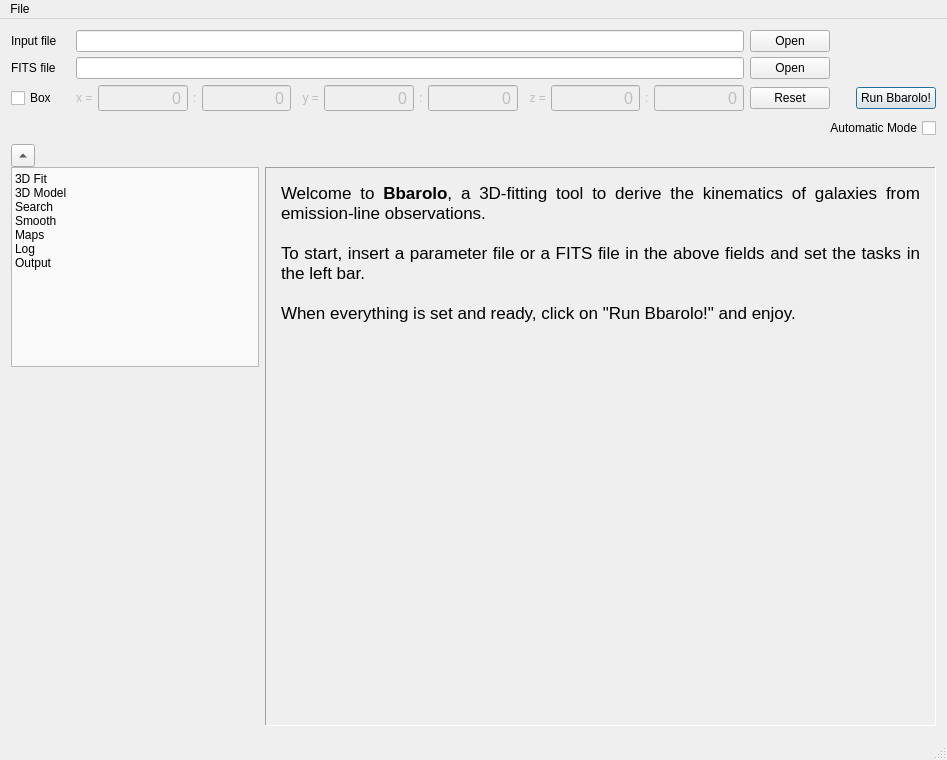
Above: src/GUI/bbarolowindow.ui from editeodoro/Bbarolo before the change. Below: the same form after it.
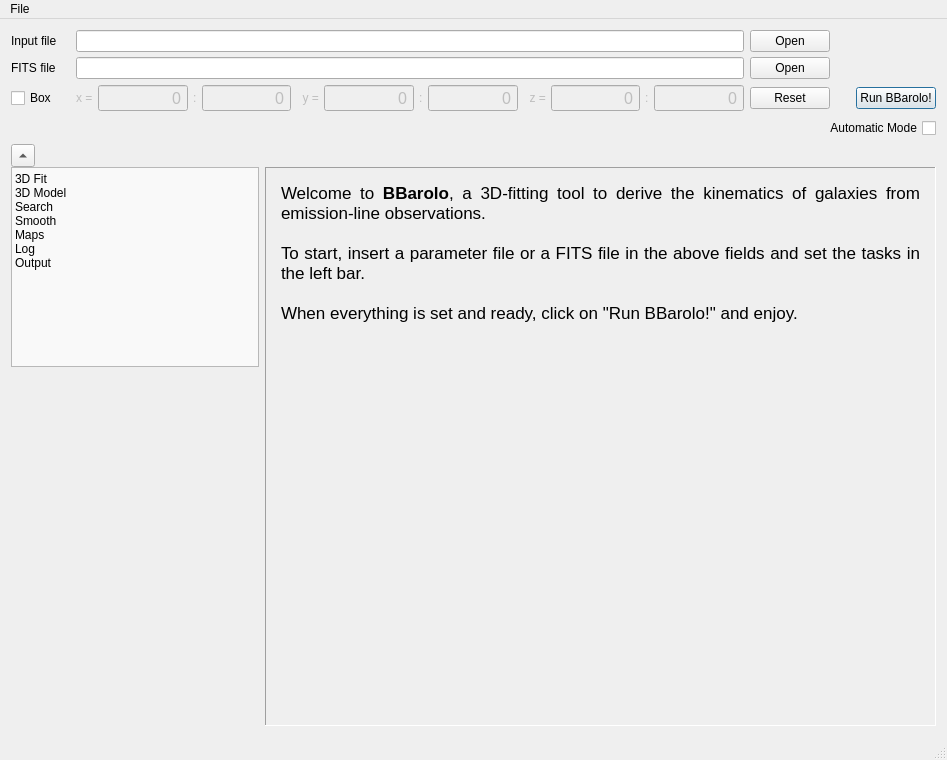
That is the form after the change. Custom widgets are drawn as their Qt base class.

Patch:
```diff
--- a/src/GUI/bbarolowindow.ui
+++ b/src/GUI/bbarolowindow.ui
@@ -108,11 +108,11 @@
 &lt;html&gt;&lt;head&gt;&lt;meta name=&quot;qrichtext&quot; content=&quot;1&quot; /&gt;&lt;style type=&quot;text/css&quot;&gt;
 p, li { white-space: pre-wrap; }
 &lt;/style&gt;&lt;/head&gt;&lt;body style=&quot; font-family:'.Helvetica Neue DeskInterface'; font-size:13pt; font-weight:400; font-style:normal;&quot;&gt;
-&lt;p align=&quot;justify&quot; style=&quot; margin-top:0px; margin-bottom:0px; margin-left:0px; margin-right:0px; -qt-block-indent:0; text-indent:0px;&quot;&gt;Welcome to &lt;span style=&quot; font-weight:600;&quot;&gt;Bbarolo&lt;/span&gt;, a 3D-fitting tool to derive the kinematics of galaxies from emission-line observations. &lt;/p&gt;
+&lt;p align=&quot;justify&quot; style=&quot; margin-top:0px; margin-bottom:0px; margin-left:0px; margin-right:0px; -qt-block-indent:0; text-indent:0px;&quot;&gt;Welcome to &lt;span style=&quot; font-weight:600;&quot;&gt;BBarolo&lt;/span&gt;, a 3D-fitting tool to derive the kinematics of galaxies from emission-line observations. &lt;/p&gt;
 &lt;p align=&quot;justify&quot; style=&quot;-qt-paragraph-type:empty; margin-top:0px; margin-bottom:0px; margin-left:0px; margin-right:0px; -qt-block-indent:0; text-indent:0px;&quot;&gt;&lt;br /&gt;&lt;/p&gt;
 &lt;p align=&quot;justify&quot; style=&quot; margin-top:0px; margin-bottom:0px; margin-left:0px; margin-right:0px; -qt-block-indent:0; text-indent:0px;&quot;&gt;To start, insert a parameter file or a FITS file in the above fields and set the tasks in the left bar.&lt;/p&gt;
 &lt;p align=&quot;justify&quot; style=&quot;-qt-paragraph-type:empty; margin-top:0px; margin-bottom:0px; margin-left:0px; margin-right:0px; -qt-block-indent:0; text-indent:0px;&quot;&gt;&lt;br /&gt;&lt;/p&gt;
-&lt;p align=&quot;justify&quot; style=&quot; margin-top:0px; margin-bottom:0px; margin-left:0px; margin-right:0px; -qt-block-indent:0; text-indent:0px;&quot;&gt;When everything is set and ready, click on &amp;quot;Run Bbarolo!&amp;quot; and enjoy. &lt;/p&gt;&lt;/body&gt;&lt;/html&gt;</string>
+&lt;p align=&quot;justify&quot; style=&quot; margin-top:0px; margin-bottom:0px; margin-left:0px; margin-right:0px; -qt-block-indent:0; text-indent:0px;&quot;&gt;When everything is set and ready, click on &amp;quot;Run BBarolo!&amp;quot; and enjoy. &lt;/p&gt;&lt;/body&gt;&lt;/html&gt;</string>
             </property>
            </widget>
           </item>
@@ -3772,7 +3772,7 @@
          </sizepolicy>
         </property>
         <property name="text">
-         <string>Run Bbarolo!</string>
+         <string>Run BBarolo!</string>
         </property>
         <property name="default">
          <bool>true</bool>
```
Left out of the diff: 12 changed lines with no effect on the pictures.
